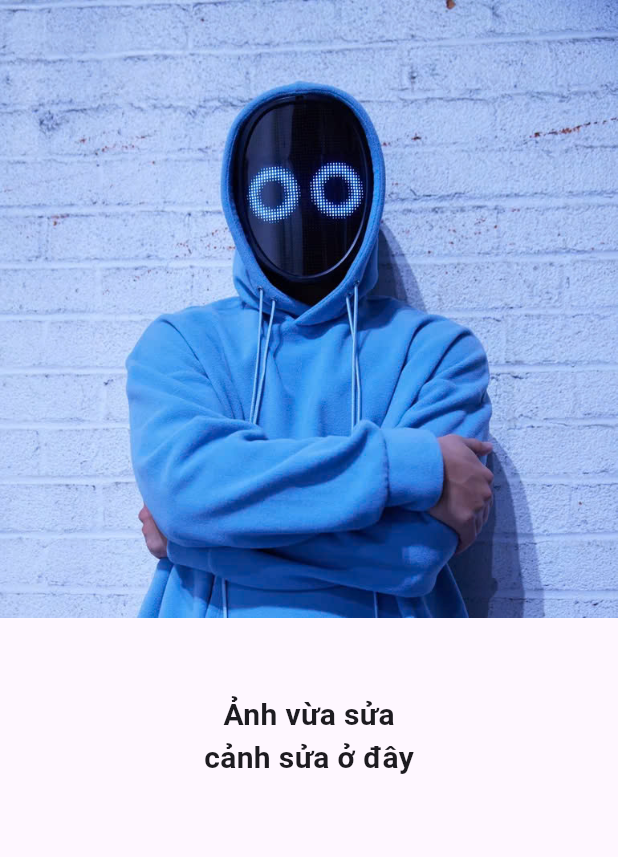
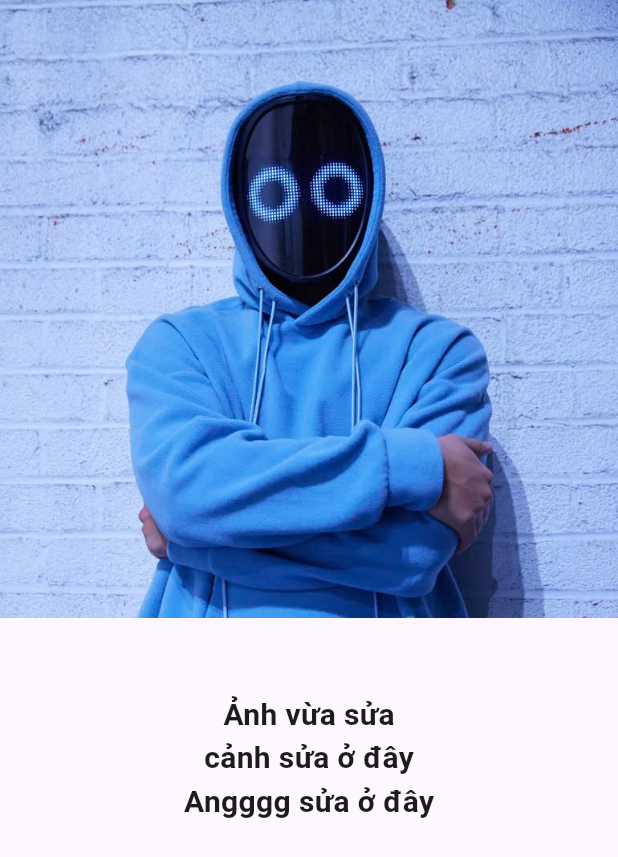
Before and after one commit to HAMacca/tu_hoc_flutter_image2025, a Flutter app: the screen it shows after launch, on a phone screen of 412 x 824 dp. Shown: the top 857 px of the screen. Run offline on Flutter 3.47's test engine with Material 3 defaults, Android fonts, the phone set to English and light mode, and no system bars.

Commit message:
ầngffix

```diff
--- a/lib/home_image/home_image.dart
+++ b/lib/home_image/home_image.dart
@@ -23,6 +23,10 @@ class ScreeHomeImage extends StatelessWidget {
           Text(
             'cảnh sửa ở đây',
             style: TextStyle(fontSize: 20, fontWeight: FontWeight.bold),
+          ),
+          Text(
+            'Angggg sửa ở đây',
+            style: TextStyle(fontSize: 20, fontWeight: FontWeight.bold),
           )
         ],
       ),
```
